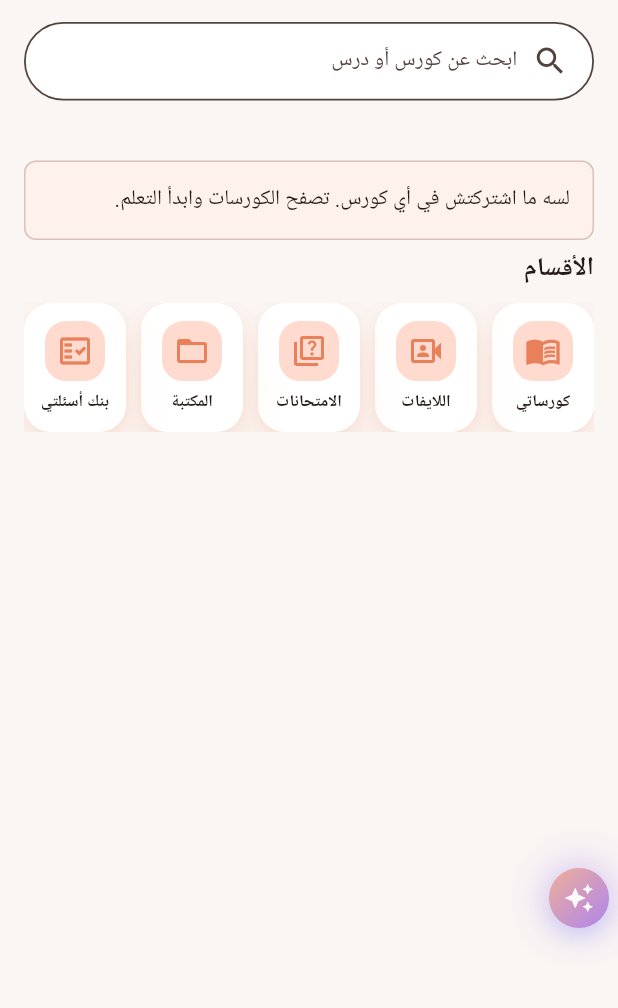
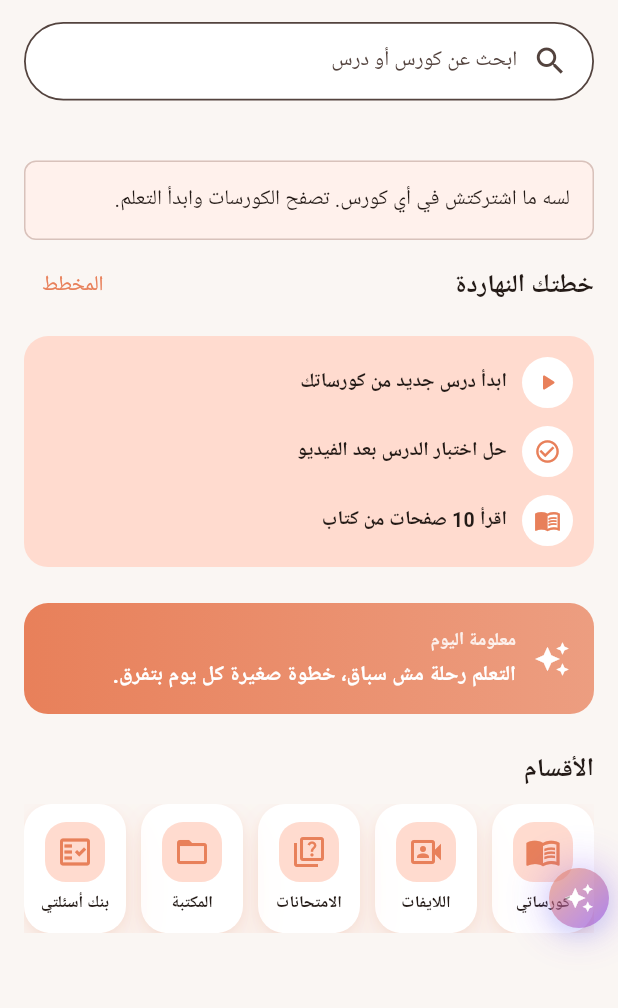
Before and after one commit to abdoelftaah20045-glitch/eduspace, a Flutter app: the _HomeTab screen opened directly, on a phone screen of 412 x 824 dp, the part 83-1091 px from its top. Run offline on Flutter 3.47's test engine with Material 3 defaults, Android fonts, the phone set to English and light mode, and no system bars; our stand-ins replace file_picker, firebase_core, firebase_messaging, flutter_local_notifications, image_picker, open_filex and 8 more; missing offline and left inert: barcode, flutter_foreground_task, workmanager; accounts and stored records are empty; network calls fail; statements that could not run were skipped.

Commit message:
Home extras: plan, new courses, suggested exams, quote

```diff
--- a/lib/features/admin/admin_layout_screen.dart
+++ b/lib/features/admin/admin_layout_screen.dart
@@ -40,7 +40,11 @@ const _home = [
   _Item('home.banner', 'ann_title'),
   _Item('home.my_courses', 'my_courses'),
   _Item('home.lives', 'lv_title'),
+  _Item('home.plan', 'planner_title'),
   _Item('home.books', 'library_label'),
+  _Item('home.new_courses', 'tab_courses'),
+  _Item('home.exams', 'tab_exams'),
+  _Item('home.quote', 'discover_label'),
   _Item('home.discover', 'discover_label'),
   _Item('home.tiles', 'sections_label'),
 ];
--- /dev/null
+++ b/lib/features/home/home_extras.dart
@@ -0,0 +1,245 @@
+import 'package:flutter/material.dart';
+
+import '../courses/data/course_models.dart';
+import '../courses/data/courses_repo.dart';
+import '../exams/data/exam_models.dart';
+import '../exams/data/exams_repo.dart';
+import '../exams/exam_instructions_screen.dart';
+import '../planner/study_planner_screen.dart';
+import 'home_widgets.dart';
+
+Widget _title(BuildContext context, String t, {Widget? trailing}) => Padding(
+      padding: const EdgeInsets.only(bottom: 10),
+      child: Row(children: [
+        Expanded(
+          child: Text(t,
+              style: TextStyle(
+                  fontSize: 17,
+                  fontWeight: FontWeight.w800,
+                  color: Theme.of(context).colorScheme.onSurface)),
+        ),
+        if (trailing != null) trailing,
+      ]),
+    );
+
+/// "خطتك النهاردة": three small steps, opens the study planner.
+class HomePlanCard extends StatelessWidget {
+  const HomePlanCard({super.key, this.continueTitle, this.onContinue});
+
+  final String? continueTitle;
+  final VoidCallback? onContinue;
+
+  @override
+  Widget build(BuildContext context) {
+    final scheme = Theme.of(context).colorScheme;
+    Widget step(IconData i, String t, {VoidCallback? onTap}) => InkWell(
+          onTap: onTap,
+          borderRadius: BorderRadius.circular(10),
+          child: Padding(
+            padding: const EdgeInsets.symmetric(vertical: 6),
+            child: Row(children: [
+              Container(
+                width: 34,
+                height: 34,
+                decoration: BoxDecoration(
+                    color: scheme.surface, shape: BoxShape.circle),
+                child: Icon(i, size: 18, color: scheme.primary),
+              ),
+              const SizedBox(width: 10),
+              Expanded(
+                  child: Text(t,
+                      maxLines: 2,
+                      overflow: TextOverflow.ellipsis,
+                      style: const TextStyle(
+                          fontWeight: FontWeight.w600, fontSize: 13))),
+            ]),
+          ),
+        );
+    return Column(crossAxisAlignment: CrossAxisAlignment.start, children: [
+      _title(context, 'خطتك النهاردة',
+          trailing: TextButton(
+              onPressed: () => Navigator.of(context).push(
+                  MaterialPageRoute(builder: (_) => const StudyPlannerScreen())),
+              child: const Text('المخطط'))),
+      Container(
+        width: double.infinity,
+        padding: const EdgeInsets.fromLTRB(14, 8, 14, 8),
+        decoration: BoxDecoration(
+            color: scheme.primaryContainer,
+            borderRadius: BorderRadius.circular(16)),
+        child: Column(children: [
+          step(Icons.play_arrow_rounded,
+              continueTitle == null || continueTitle!.isEmpty
+                  ? 'ابدأ درس جديد من كورساتك'
+                  : 'كمّل: $continueTitle',
+              onTap: onContinue),
+          step(Icons.check_circle_outline, 'حل اختبار الدرس بعد الفيديو'),
+          step(Icons.menu_book_outlined, 'اقرأ 10 صفحات من كتاب'),
+        ]),
+      ),
+      const SizedBox(height: 24),
+    ]);
+  }
+}
+
+/// Quote / tip of the day, rotating by date.
+class HomeQuote extends StatelessWidget {
+  const HomeQuote({super.key});
+
+  static const _tips = [
+    'التعلم رحلة مش سباق، خطوة صغيرة كل يوم بتفرق.',
+    'المذاكرة 25 دقيقة وراحة 5 دقايق بتخلي التركيز أعلى.',
+    'اللي بيراجع اللي اتعلمه بعد يوم بيفتكر أكتر بكتير.',
+    'اشرح اللي اتعلمته بكلامك، لو عرفت تشرحه يبقى فهمته.',
+    'النوم الكويس جزء من المذاكرة مش بديل عنها.',
+    'الغلط في التمرين بيعلّمك أكتر من الإجابة الصح من أول مرة.',
+    'قسّم الهدف الكبير لمهام صغيرة وخلّص واحدة كل يوم.',
+    'اكتب أسئلتك أثناء الفيديو، وارجع لها بعد ما يخلص.',
+    'الاستمرارية أهم من الحماس، ولو 10 دقايق كل يوم.',
+    'اللي بيتعلم النهاردة بيسبق نفسه بكرة.',
+  ];
+
+  @override
+  Widget build(BuildContext context) {
+    final scheme = Theme.of(context).colorScheme;
+    final now = DateTime.now();
+    final day = now.difference(DateTime(now.year)).inDays;
+    return Column(crossAxisAlignment: CrossAxisAlignment.start, children: [
+      Container(
+        width: double.infinity,
+        padding: const EdgeInsets.all(16),
+        decoration: BoxDecoration(
+            gradient: LinearGradient(
+                colors: [scheme.primary, scheme.primary.withValues(alpha: .75)]),
+            borderRadius: BorderRadius.circular(16)),
+        child: Row(children: [
+          Icon(Icons.auto_awesome, color: scheme.onPrimary),
+          const SizedBox(width: 12),
+          Expanded(
+              child: Column(
+                  crossAxisAlignment: CrossAxisAlignment.start,
+                  children: [
+                Text('معلومة اليوم',
+                    style: TextStyle(
+                        color: scheme.onPrimary.withValues(alpha: .85),
+                        fontSize: 12,
+                        fontWeight: FontWeight.w700)),
+                const SizedBox(height: 4),
+                Text(_tips[day % _tips.length],
+                    style: TextStyle(
+                        color: scheme.onPrimary,
+                        fontWeight: FontWeight.w700,
+                        height: 1.4)),
+              ])),
+        ]),
+      ),
+      const SizedBox(height: 24),
+    ]);
+  }
+}
+
+/// Standalone exams suggested to the student.
+class HomeSuggestedExams extends StatefulWidget {
+  const HomeSuggestedExams({super.key});
+
+  @override
+  State<HomeSuggestedExams> createState() => _HomeSuggestedExamsState();
+}
+
+class _HomeSuggestedExamsState extends State<HomeSuggestedExams> {
+  List<Exam> _exams = const [];
+
+  @override
+  void initState() {
+    super.initState();
+    ExamsRepository.fetchExams().then((r) {
+      if (mounted) setState(() => _exams = r.take(8).toList());
+    }).catchError((_) {});
+  }
+
+  @override
+  Widget build(BuildContext context) {
+    if (_exams.isEmpty) return const SizedBox.shrink();
+    final scheme = Theme.of(context).colorScheme;
+    return Column(crossAxisAlignment: CrossAxisAlignment.start, children: [
+      _title(context, 'اختبارات مقترحة ليك'),
+      SizedBox(
+        height: 112,
+        child: ListView.separated(
+          scrollDirection: Axis.horizontal,
+          itemCount: _exams.length,
+          separatorBuilder: (_, __) => const SizedBox(width: 12),
+          itemBuilder: (_, i) {
+            final e = _exams[i];
+            return InkWell(
+              borderRadius: BorderRadius.circular(14),
+              onTap: () => Navigator.of(context).push(MaterialPageRoute(
+                  builder: (_) => ExamInstructionsScreen(exam: e))),
+              child: Container(
+                width: 190,
+                padding: const EdgeInsets.all(12),
+                decoration: BoxDecoration(
+                    color: scheme.surface,
+                    borderRadius: BorderRadius.circular(14),
+                    border: Border.all(color: scheme.outlineVariant)),
+                child: Column(
+                    crossAxisAlignment: CrossAxisAlignment.start,
+                    children: [
+                      Icon(Icons.quiz_outlined, color: scheme.primary),
+                      const SizedBox(height: 6),
+                      Expanded(
+                        child: Text(e.title,
+                            maxLines: 3,
+                            overflow: TextOverflow.ellipsis,
+                            style: const TextStyle(
+                                fontWeight: FontWeight.w700, fontSize: 13)),
+                      ),
+                    ]),
+              ),
+            );
+          },
+        ),
+      ),
+      const SizedBox(height: 24),
+    ]);
+  }
+}
+
+/// Newest courses.
+class HomeNewCourses extends StatefulWidget {
+  const HomeNewCourses({super.key});
+
+  @override
+  State<HomeNewCourses> createState() => _HomeNewCoursesState();
+}
+
+class _HomeNewCoursesState extends State<HomeNewCourses> {
+  List<Course> _list = const [];
+
+  @override
+  void initState() {
+    super.initState();
+    CoursesRepository.fetchCourses().then((r) {
+      final l = r.where((c) => !c.title.contains('مسودة')).take(8).toList();
+      if (mounted) setState(() => _list = l);
+    }).catchError((_) {});
+  }
+
+  @override
+  Widget build(BuildContext context) {
+    if (_list.isEmpty) return const SizedBox.shrink();
+    return Column(crossAxisAlignment: CrossAxisAlignment.start, children: [
+      _title(context, 'كورسات جديدة'),
+      SizedBox(
+        height: 250,
+        child: ListView.separated(
+          scrollDirection: Axis.horizontal,
+          itemCount: _list.length,
+          separatorBuilder: (_, __) => const SizedBox(width: 12),
+          itemBuilder: (_, i) => FeaturedCourseCard(course: _list[i]),
+        ),
+      ),
+      const SizedBox(height: 24),
+    ]);
+  }
+}
--- a/lib/features/home/home_shell.dart
+++ b/lib/features/home/home_shell.dart
@@ -17,6 +17,7 @@ import '../../core/tenant.dart';
 import '../../core/widgets.dart';
 import 'home_blocks.dart';
 import 'home_books.dart';
+import 'home_extras.dart';
 import '../courses/course_details_screen.dart';
 import '../courses/courses_screen.dart';
 import '../courses/data/course_models.dart';
@@ -488,8 +489,26 @@ class _HomeTabState extends State<_HomeTab> with WidgetsBindingObserver {
               const SizedBox(height: 24),
             ],
       ],
+      'home.plan': [
+            if (RemoteUi.visible('home.plan'))
+              HomePlanCard(
+                  continueTitle: item?.lesson.title,
+                  onContinue: item == null
+                      ? null
+                      : () => Navigator.of(context).push(MaterialPageRoute(
+                          builder: (_) => LessonScreen(lesson: item.lesson)))),
+      ],
       'home.books': [
             if (RemoteUi.visible('home.books')) const HomeBooks(),
+      ],
+      'home.new_courses': [
+            if (RemoteUi.visible('home.new_courses')) const HomeNewCourses(),
+      ],
+      'home.exams': [
+            if (RemoteUi.visible('home.exams')) const HomeSuggestedExams(),
+      ],
+      'home.quote': [
+            if (RemoteUi.visible('home.quote')) const HomeQuote(),
       ],
       'home.discover': [
             if (_trending.isNotEmpty && RemoteUi.visible('home.discover')) ...[
```
